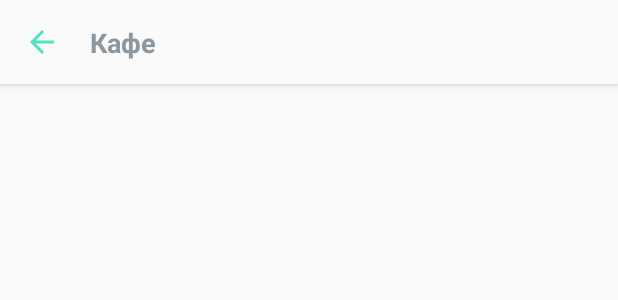
After one commit to djavid/CheckCalories, an Android app: the layout toolbar_percentages.xml on its own in the app's theme, with its tools: preview values and no code run, on a phone screen of 412 x 824 dp. The commit adds this screen. Shown: the top 300 px of the screen. Run offline under Robolectric (Android 15) with nearby library versions, the phone set to English and light mode, and no system bars.

Commit message:
many changes

```diff
--- a/app/src/main/java/com/djavid/checksonline/presenter/stats/CategoriesPresenter.kt
+++ b/app/src/main/java/com/djavid/checksonline/presenter/stats/CategoriesPresenter.kt
@@ -3,16 +3,19 @@ package com.djavid.checksonline.presenter.stats
 import com.arellomobile.mvp.InjectViewState
 import com.djavid.checksonline.base.BasePresenter
 import com.djavid.checksonline.interactors.StatsInteractor
+import com.djavid.checksonline.toothpick.qualifiers.Title
 import ru.terrakok.cicerone.Router
 import javax.inject.Inject
 
 @InjectViewState
 class CategoriesPresenter @Inject constructor(
         private val statsInteractor: StatsInteractor,
+        @Title private val title: String,
         router: Router
 ) : BasePresenter<CategoriesView>(router) {
 
     override fun onFirstViewAttach() {
-
+        println(title)
+        println("CategoriesPresenter")
     }
 }
--- a/app/src/main/java/com/djavid/checksonline/presenter/stats/ShopsView.kt
+++ b/app/src/main/java/com/djavid/checksonline/presenter/stats/ShopsView.kt
@@ -1,9 +1,11 @@
 package com.djavid.checksonline.presenter.stats
 
 import com.djavid.checksonline.base.BaseView
+import com.djavid.checksonline.model.entities.Receipt
 
 interface ShopsView : BaseView {
 
-
+    fun showChecks(checks: List<Receipt>)
+    fun setToolbarTitle(title: String)
 
 }
--- a/app/src/main/java/com/djavid/checksonline/presenter/stats/StatsItemPresenter.kt
+++ b/app/src/main/java/com/djavid/checksonline/presenter/stats/StatsItemPresenter.kt
@@ -71,8 +71,7 @@ class StatsItemPresenter @Inject constructor(
     }
 
     fun onPercentageClicked(percentage: Percentage) {
-        println(percentage.title)
-        router.navigateTo(Screens.STATS_LIST)
+        router.navigateTo(Screens.STATS_LIST, Pair(percentage.title, preferences.getIsShop()))
     }
 
 }
--- /dev/null
+++ b/app/src/main/java/com/djavid/checksonline/toothpick/qualifiers/Title.kt
@@ -0,0 +1,6 @@
+package com.djavid.checksonline.toothpick.qualifiers
+
+import javax.inject.Qualifier
+
+@Qualifier
+annotation class Title
--- a/app/src/main/java/com/djavid/checksonline/view/activity/RootActivity.kt
+++ b/app/src/main/java/com/djavid/checksonline/view/activity/RootActivity.kt
@@ -107,7 +107,8 @@ class RootActivity : BaseActivity(), RootView {
                     Screens.CHECK_ACTIVITY ->
                         CheckActivity.newIntent(this@RootActivity, data as String)
                     Screens.HABITS_ACTIVITY -> HabitsActivity.newIntent(this@RootActivity)
-                    Screens.STATS_LIST -> StatsListActivity.newIntent(this@RootActivity)
+                    Screens.STATS_LIST -> StatsListActivity.newIntent(this@RootActivity,
+                            data as Pair<String, Boolean>)
                     else -> null
                 }
 
--- a/app/src/main/java/com/djavid/checksonline/view/fragment/ChecksFragment.kt
+++ b/app/src/main/java/com/djavid/checksonline/view/fragment/ChecksFragment.kt
@@ -47,8 +47,6 @@ class ChecksFragment : BaseFragment(), ChecksView {
     }
 
     override fun onViewCreated(view: View, savedInstanceState: Bundle?) {
-        super.onViewCreated(view, savedInstanceState)
-
         fab.setOnClickListener({ presenter.onFabClicked() })
 
         receipts_placeholder.builder
--- /dev/null
+++ b/app/src/main/res/drawable/ic_baseline_arrow_back_24px.xml
@@ -0,0 +1,9 @@
+<vector xmlns:android="http://schemas.android.com/apk/res/android"
+    android:width="24dp"
+    android:height="24dp"
+    android:viewportHeight="24"
+    android:viewportWidth="24">
+  <path
+      android:fillColor="#FF000000"
+      android:pathData="M20,11H7.83l5.59,-5.59L12,4l-8,8 8,8 1.41,-1.41L7.83,13H20v-2z"/>
+</vector>
--- /dev/null
+++ b/app/src/main/res/layout/toolbar_percentages.xml
@@ -0,0 +1,53 @@
+<?xml version="1.0" encoding="utf-8"?>
+<android.support.design.widget.AppBarLayout
+    xmlns:android="http://schemas.android.com/apk/res/android"
+    xmlns:app="http://schemas.android.com/apk/res-auto"
+    xmlns:tools="http://schemas.android.com/tools"
+    android:layout_width="match_parent"
+    android:layout_height="wrap_content"
+    tools:ignore="MissingPrefix, ContentDescription">
+
+    <android.support.v7.widget.Toolbar
+        android:layout_width="match_parent"
+        android:layout_height="56dp"
+        android:background="@color/toolbarBg"
+        app:contentInsetStart="0dp">
+
+        <android.support.constraint.ConstraintLayout
+            android:layout_width="match_parent"
+            android:layout_height="match_parent">
+
+            <ImageView
+                android:id="@+id/btn_back"
+                android:layout_width="24dp"
+                android:layout_height="24dp"
+                android:layout_marginStart="16dp"
+                android:tint="@color/colorAccent"
+                app:layout_constraintBottom_toBottomOf="parent"
+                app:layout_constraintStart_toStartOf="parent"
+                app:layout_constraintTop_toTopOf="parent"
+                app:srcCompat="@drawable/ic_baseline_arrow_back_24px"
+                />
+
+            <TextView
+                android:id="@+id/toolbar_title"
+                android:layout_width="292dp"
+                android:layout_height="wrap_content"
+                android:layout_marginStart="20dp"
+                android:fontFamily="sans-serif"
+                android:lineSpacingExtra="10sp"
+                android:singleLine="true"
+                android:textColor="@color/steel_grey_light"
+                android:textSize="18sp"
+                android:textStyle="bold"
+                app:layout_constraintBottom_toBottomOf="parent"
+                app:layout_constraintStart_toEndOf="@id/btn_back"
+                app:layout_constraintTop_toTopOf="parent"
+                tools:text="Кафе"
+                />
+
+        </android.support.constraint.ConstraintLayout>
+
+    </android.support.v7.widget.Toolbar>
+
+</android.support.design.widget.AppBarLayout>
```
Also changed, not shown: app/src/main/java/com/djavid/checksonline/interactors/ChecksInteractor.kt (+19 -4 lines), app/src/main/java/com/djavid/checksonline/model/networking/apis/BaseApi.kt (+11 -1 lines), app/src/main/java/com/djavid/checksonline/model/networking/responses/GetItemsResponse.kt (added, +9 -0 lines), app/src/main/java/com/djavid/checksonline/model/repositories/BaseRepository.kt (+9 -0 lines), app/src/main/java/com/djavid/checksonline/presenter/stats/ShopsPresenter.kt (+25 -2 lines), app/src/main/java/com/djavid/checksonline/toothpick/modules/PercentageModule.kt (added, +11 -0 lines), app/src/main/java/com/djavid/checksonline/view/activity/StatsListActivity.kt (+18 -4 lines), app/src/main/java/com/djavid/checksonline/view/fragment/ShopsFragment.kt (+34 -0 lines), app/src/main/res/layout/activity_stats_list.xml (+8 -2 lines), app/src/main/res/layout/fragment_shops.xml (+33 -6 lines).
